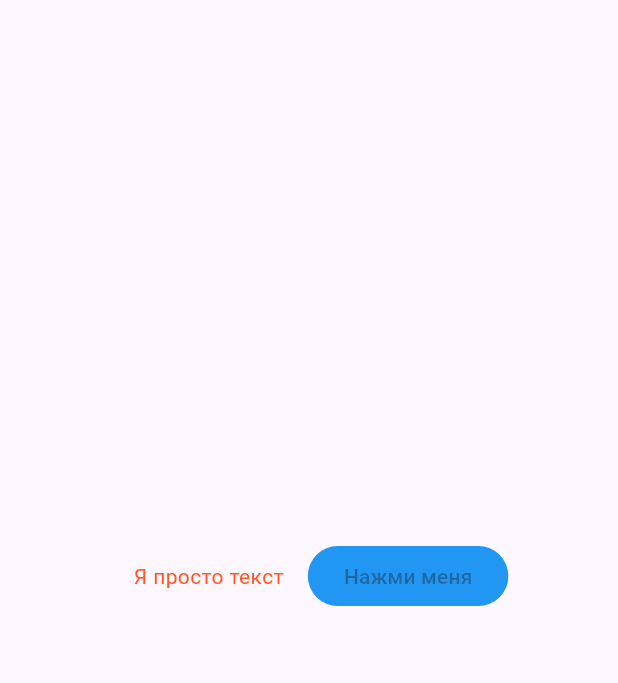
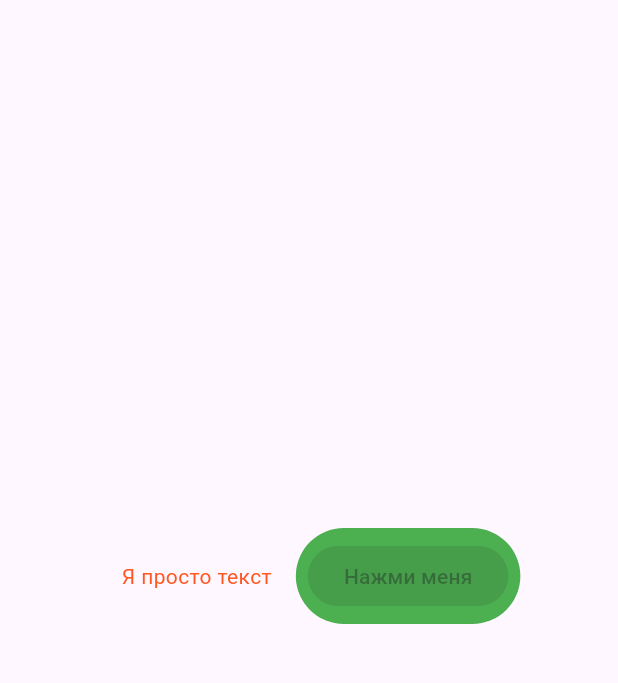
Before and after one commit to Fr4lzeN/flutter_practice1, a Flutter app: the screen it shows after launch, on a phone screen of 412 x 824 dp, the part 84-767 px from its top. Run offline on Flutter 3.47's test engine with Material 3 defaults, Android fonts, the phone set to English and light mode, and no system bars.

Commit message:
Добавление Container

```diff
--- a/lib/src/home_page/src/home_page_screen.dart
+++ b/lib/src/home_page/src/home_page_screen.dart
@@ -20,25 +20,28 @@ class MyHomePage extends StatelessWidget {
               padding: EdgeInsets.all(16),
               child: Text(
                 "Я просто текст",
-                style: TextStyle(
-                  color: Colors.deepOrange,
-                ),
+                style: TextStyle(color: Colors.deepOrange),
               ),
             ),
-            ElevatedButton(
-              onPressed: null,
-              child: const Text("Нажми меня"),
-              style: ButtonStyle(
-                backgroundColor: MaterialStateProperty.all(Colors.blue),
-                shape: MaterialStateProperty.all(
-                  RoundedRectangleBorder(
+            Container(
+              padding: const EdgeInsets.all(8.0),
+              decoration: BoxDecoration(
+                color: Colors.green,
+                borderRadius: BorderRadius.circular(50),
+              ),
+              child: ElevatedButton(
+                onPressed: null,
+                style: ElevatedButton.styleFrom(
+                  backgroundColor: Colors.blue,
+                  shape: RoundedRectangleBorder(
                     borderRadius: BorderRadius.circular(50),
                   ),
                 ),
+                child: const Text('Нажми меня'),
               ),
             ),
           ],
-        )
+        ),
       ),
     );
   }
```
